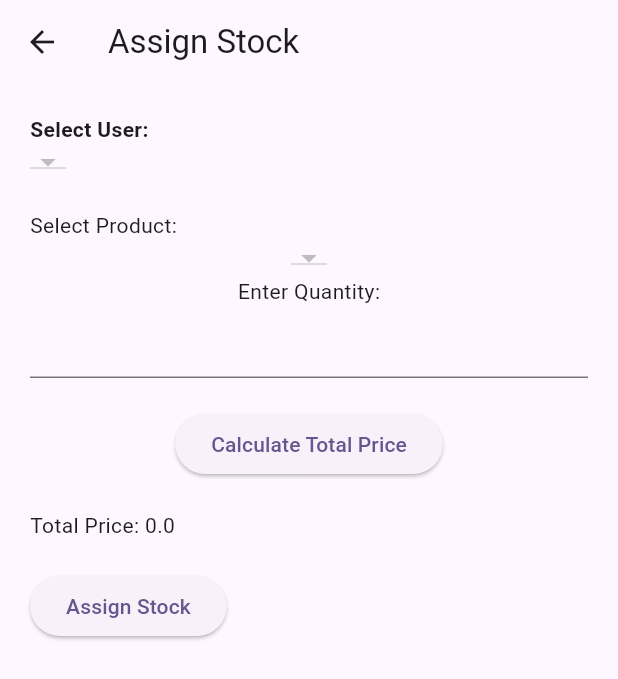
After one commit to Mr-Deee/malcolm_erp, a Flutter app: the AssignStock screen opened directly, after a tap on "Add User", on a phone screen of 412 x 824 dp. The commit adds this screen. Shown: the top 679 px of the screen. Run offline on Flutter 3.47's test engine with Material 3 defaults, Android fonts, the phone set to English and light mode, and no system bars; our stand-ins replace cloud_firestore, firebase_auth, firebase_core, firebase_database, firebase_storage, fl_chart and 2 more; missing offline and left inert: dart:ffi; accounts and stored records are empty; network calls fail.

Commit message:
Assigned

```diff
--- /dev/null
+++ b/lib/pages/AssignStock.dart
@@ -0,0 +1,52 @@
+import 'package:flutter/cupertino.dart';
+import 'package:flutter/material.dart';
+import 'package:flutter/widgets.dart';
+
+import 'AssignStockDetails.dart';
+
+class AssignStock extends StatefulWidget {
+  const AssignStock({super.key});
+
+  @override
+  State<AssignStock> createState() => _AssignStockState();
+}
+
+class _AssignStockState extends State<AssignStock> {
+  @override
+  Widget build(BuildContext context) {
+    return Scaffold(
+      appBar: AppBar(),
+      body: Container(
+
+        child: Column(
+          children: [
+            GestureDetector(
+                onTap:(){
+                  Navigator.of(context).push(
+                      MaterialPageRoute(
+                          builder: (context) =>
+                              AssignStockPage()));
+
+      },
+                child: Padding(
+
+                  padding: const EdgeInsets.only(left: 38.0),
+                  child: Container(
+                    height: 91,
+                    width: 121,
+                    decoration: BoxDecoration(
+                      borderRadius: BorderRadius.circular(10.0),
+                      color: Colors.redAccent
+                    ),
+
+                      child: Padding(
+                        padding: const EdgeInsets.all(8.0),
+                        child: Text("Add User"),
+                      )),
+                ))
+          ],
+        ),
+      ),
+    );
+  }
+}
--- /dev/null
+++ b/lib/pages/AssignStockDetails.dart
@@ -0,0 +1,192 @@
+import 'package:flutter/material.dart';
+import 'package:cloud_firestore/cloud_firestore.dart';
+
+class AssignStockPage extends StatefulWidget {
+  @override
+  _AssignStockPageState createState() => _AssignStockPageState();
+}
+
+class _AssignStockPageState extends State<AssignStockPage> {
+  String? _selectedUser;
+  String? _selectedProduct;
+  double _totalPrice = 0.0;
+  TextEditingController _quantityController = TextEditingController();
+  String? _selectedCategory;
+
+  @override
+  Widget build(BuildContext context) {
+    return Scaffold(
+      appBar: AppBar(
+        title: Text('Assign Stock'),
+      ),
+      body: Padding(
+        padding: EdgeInsets.all(20.0),
+        child: SingleChildScrollView(
+          scrollDirection: Axis.vertical,
+          child: Column(
+            crossAxisAlignment: CrossAxisAlignment.start,
+            children: [
+              Text(
+                'Select User:',
+                style: TextStyle(fontWeight: FontWeight.bold),
+              ),
+              FutureBuilder(
+                future: FirebaseFirestore.instance.collection('users').get(),
+                builder: (context, AsyncSnapshot<QuerySnapshot> snapshot) {
+                  if (snapshot.connectionState == ConnectionState.waiting) {
+                    return CircularProgressIndicator();
+                  }
+                  final users = snapshot.data?.docs
+                      .map((doc) => doc['FullName'] as String)
+                      .toList();
+                  return DropdownButton(
+                    value: _selectedUser,
+                    onChanged: (value) {
+                      setState(() {
+                        _selectedUser = value;
+                      });
+                    },
+                    items: users?.map<DropdownMenuItem<String>>((String user) {
+                      return DropdownMenuItem<String>(
+                        value: user,
+                        child: Text(user),
+                      );
+                    }).toList(),
+                  );
+                },
+              ),
+              SizedBox(height: 20.0),
+              Text('Select Product:'),
+              FutureBuilder(
+                future: FirebaseFirestore.instance.collection('Product').get(),
+                builder: (context, AsyncSnapshot<QuerySnapshot> snapshot) {
+                  if (snapshot.connectionState == ConnectionState.waiting) {
+                    return CircularProgressIndicator();
+                  }
+                  final products = snapshot.data?.docs
+                      .map((doc) => doc['Product'] as String)
+                      .toList();
+                  final productIds = snapshot.data?.docs
+                      .map((doc) => doc.id)
+                      .toList(); // Added
+                  final productMap = Map.fromIterables(products!, productIds!);
+                  return Column(
+                    children: [
+                      DropdownButton(
+                        value: _selectedProduct,
+                        onChanged: (value) {
+                          setState(() {
+                            _selectedProduct = value;
+                          });
+                          print(
+                              "Selected Product ID: ${productMap[value]}"); // Added
+                        },
+                        items: products
+                            ?.map<DropdownMenuItem<String>>((String product) {
+                          return DropdownMenuItem<String>(
+                            value: product,
+                            child: Text(product),
+                          );
+                        }).toList(),
+                      ),
+                      Text('Enter Quantity:'),
+                      TextField(
+                        controller: _quantityController,
+                        keyboardType: TextInputType.number,
+                      ),
+                      SizedBox(height: 20.0),
+                      ElevatedButton(
+                        onPressed: () {
+                          double quantity =
+                              double.tryParse(_quantityController.text) ?? 0.0;
+                          if (quantity <= 0) {
+                            showDialog(
+                              context: context,
+                              builder: (BuildContext context) {
+                                return AlertDialog(
+                                  title: Text("Invalid Quantity"),
+                                  content:
+                                      Text("Please enter a valid quantity."),
+                                  actions: [
+                                    ElevatedButton(
+                                      onPressed: () {
+                                        Navigator.of(context).pop();
+                                      },
+                                      child: Text('OK'),
+                                    ),
+                                  ],
+                                );
+                              },
+                            );
+                          } else {
+                            // Fetch price of selected product from Firestore
+                            FirebaseFirestore.instance
+                                .collection('Product')
+                                .doc(productMap[_selectedProduct])
+                                .get()
+                                .then((doc) {
+                              String? productId = productMap[_selectedProduct];
+                              int price = doc.data()?['Cost'];
+                              setState(() {
+                                _totalPrice = quantity * price;
+                                print("price" '$quantity');
+                                print("prod: " '$productId');
+                                // print("int"'$price');
+                                // print("select"'$_selectedProduct');
+                              });
+                            });
+                          }
+                        },
+                        child: Text('Calculate Total Price'),
+                      ),
+                    ],
+                  );
+                },
+              ),
+              SizedBox(height: 20.0),
+              Text('Total Price: ${_totalPrice}'),
+              SizedBox(height: 20.0),
+              ElevatedButton(
+                onPressed: () {
+                  showDialog(
+                    context: context,
+                    builder: (BuildContext context) {
+                      return AlertDialog(
+                        title: Text("Assign Stock"),
+                        content: Column(
+                          mainAxisSize: MainAxisSize.min,
+                          children: [
+                            Text("Selected User: $_selectedUser"),
+                            Text("Selected Product: $_selectedProduct"),
+                            Text("Quantity: ${_quantityController.text}"),
+                            Text("Total Price: $_totalPrice"),
+                          ],
+                        ),
+                        actions: [
+                          ElevatedButton(
+                            onPressed: () {
+                              Navigator.of(context).pop();
+                              // Logic to assign stock
+                            },
+                            child: Text('Assign'),
+                          ),
+                          ElevatedButton(
+                            onPressed: () {
+                              Navigator.of(context).pop();
+                            },
+                            child: Text('Cancel'),
+                          ),
+                        ],
+                      );
+                    },
+                  );
+                },
+                child: Text('Assign Stock'),
+              ),
+            ],
+          ),
+        ),
+      ),
+    );
+  }
+}
```
Also changed, not shown: lib/pages/Inventorydetails.dart (+90 -0 lines), lib/pages/SignUp.dart (+5 -4 lines), lib/pages/homepage.dart (+45 -4 lines).
